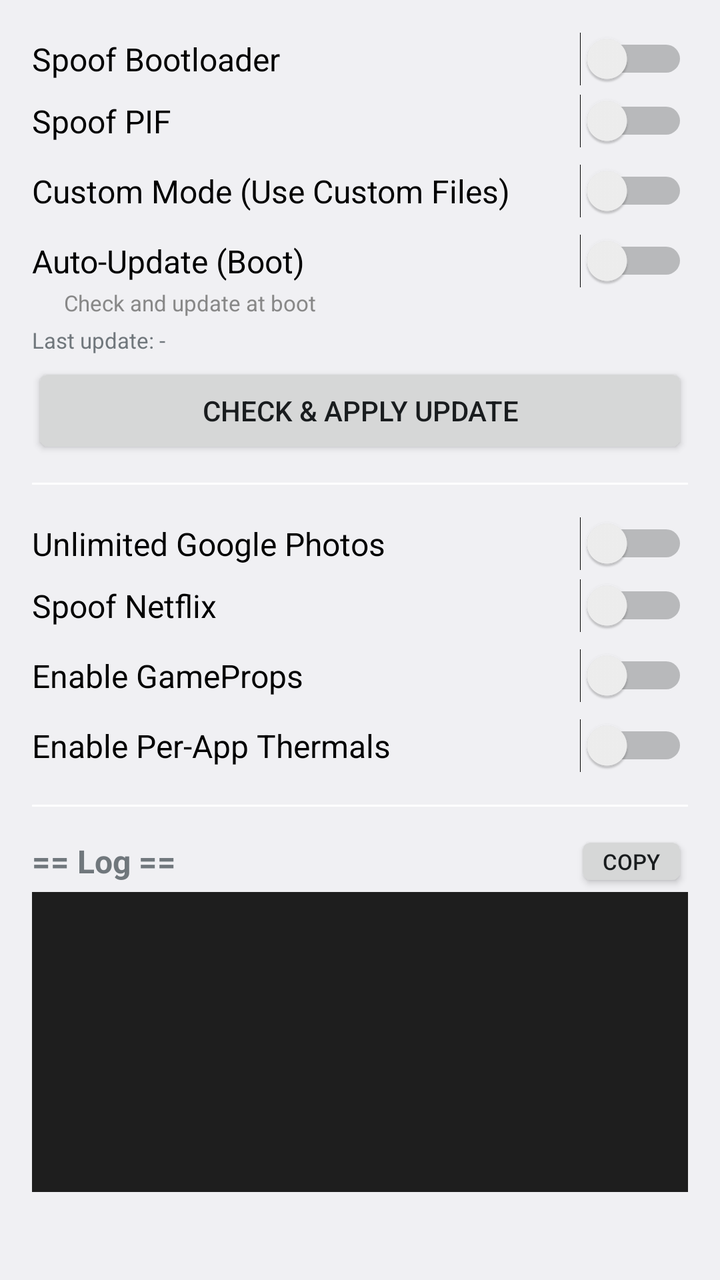
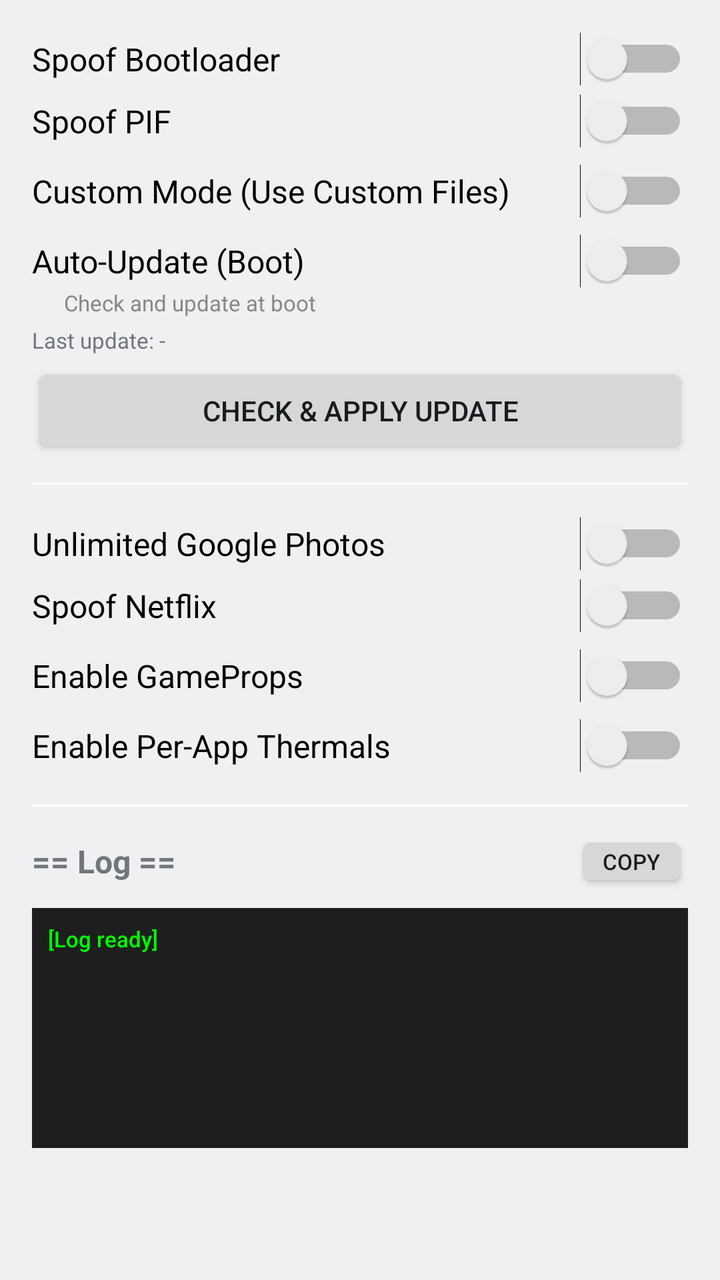

Compare the two renders of this Android layout. The source of the first and the diff that turns it into the second are given below.
<!-- AndroidManifest.xml: application theme android:Theme.DeviceDefault.Settings -->
<!-- res/layout/activity_main.xml -->
<?xml version="1.0" encoding="utf-8"?>
<LinearLayout xmlns:android="http://schemas.android.com/apk/res/android"
    android:layout_width="match_parent"
    android:layout_height="match_parent"
    android:orientation="vertical"
    android:padding="16dp">

    <ScrollView
        android:layout_width="match_parent"
        android:layout_height="0dp"
        android:layout_weight="1"
        android:scrollbars="none">

        <LinearLayout
            android:layout_width="match_parent"
            android:layout_height="wrap_content"
            android:orientation="vertical">

            
            <Switch
                android:id="@+id/switchBootloader"
                android:layout_width="match_parent"
                android:layout_height="wrap_content"
                android:text="Spoof Bootloader"
                android:textSize="16sp" />

            
            <Switch
                android:id="@+id/switchPIF"
                android:layout_width="match_parent"
                android:layout_height="wrap_content"
                android:layout_marginTop="4dp"
                android:text="Spoof PIF"
                android:textSize="16sp" />

            
            <Switch
                android:id="@+id/switchFinsky"
                android:layout_width="match_parent"
                android:layout_height="wrap_content"
                android:layout_marginStart="16dp"
                android:layout_marginTop="4dp"
                android:text="Spoof Play Store Fingerprint"
                android:textSize="14sp"
                android:visibility="gone" />

            
            <Switch
                android:id="@+id/switchCustom"
                android:layout_width="match_parent"
                android:layout_height="wrap_content"
                android:layout_marginTop="8dp"
                android:text="Custom Mode (Use Custom Files)"
                android:textSize="16sp" />

            <LinearLayout
                android:id="@+id/panelCustom"
                android:layout_width="match_parent"
                android:layout_height="wrap_content"
                android:orientation="vertical"
                android:visibility="gone">

                <Button
                    android:id="@+id/btnPickKeybox"
                    android:layout_width="match_parent"
                    android:layout_height="wrap_content"
                    android:text="Pick Custom Keybox"
                    android:textSize="14sp" />

                <TextView
                    android:id="@+id/tvKeyboxLastApply"
                    android:layout_width="wrap_content"
                    android:layout_height="wrap_content"
                    android:text="Last apply: -"
                    android:textSize="11sp" />

                <Button
                    android:id="@+id/btnPickPIF"
                    android:layout_width="match_parent"
                    android:layout_height="wrap_content"
                    android:layout_marginTop="4dp"
                    android:text="Pick Custom PIF"
                    android:textSize="14sp" />

                <TextView
                    android:id="@+id/tvPifLastApply"
                    android:layout_width="wrap_content"
                    android:layout_height="wrap_content"
                    android:text="Last apply: -"
                    android:textSize="11sp" />

                <EditText
                    android:id="@+id/etPifEditor"
                    android:layout_width="match_parent"
                    android:layout_height="150dp"
                    android:layout_marginTop="4dp"
                    android:background="#1E1E1E"
                    android:fadeScrollbars="true"
                    android:gravity="top"
                    android:inputType="textMultiLine"
                    android:padding="8dp"
                    android:scrollbars="vertical"
                    android:textColor="#FFFFFF"
                    android:textSize="12sp" />

                <Button
                    android:id="@+id/btnApplyCustom"
                    android:layout_width="match_parent"
                    android:layout_height="wrap_content"
                    android:layout_marginTop="4dp"
                    android:text="Apply Custom PIF"
                    android:textSize="14sp" />
            </LinearLayout>

            
            <LinearLayout
                android:id="@+id/panelAutoUpdate"
                android:layout_width="match_parent"
                android:layout_height="wrap_content"
                android:layout_marginTop="8dp"
                android:orientation="vertical">

                <Switch
                    android:id="@+id/switchAutoUpdate"
                    android:layout_width="match_parent"
                    android:layout_height="wrap_content"
                    android:text="Auto-Update (Boot)"
                    android:textSize="16sp" />

                <TextView
                    android:id="@+id/tvAutoUpdateInfo"
                    android:layout_width="wrap_content"
                    android:layout_height="wrap_content"
                    android:layout_marginStart="16dp"
                    android:text="Check and update at boot"
                    android:textSize="11sp"
                    android:textColor="#888888" />
            </LinearLayout>

            
            <TextView
                android:id="@+id/tvLastUpdate"
                android:layout_width="wrap_content"
                android:layout_height="wrap_content"
                android:layout_marginTop="4dp"
                android:text="Last update: -"
                android:textSize="11sp" />

            
            <Button
                android:id="@+id/btnCheckUpdate"
                android:layout_width="match_parent"
                android:layout_height="wrap_content"
                android:layout_marginTop="4dp"
                android:text="Check &amp; Apply Update"
                android:textSize="14sp" />

            
            <View
                android:layout_width="match_parent"
                android:layout_height="1dp"
                android:layout_marginTop="12dp"
                android:layout_marginBottom="8dp"
                android:background="#FFFFFF" />

            
            <Switch
                android:id="@+id/switchGPhotos"
                android:layout_width="match_parent"
                android:layout_height="wrap_content"
                android:layout_marginTop="8dp"
                android:text="Unlimited Google Photos"
                android:textSize="16sp" />

            
            <Switch
                android:id="@+id/switchNetflix"
                android:layout_width="match_parent"
                android:layout_height="wrap_content"
                android:layout_marginTop="4dp"
                android:text="Spoof Netflix"
                android:textSize="16sp" />

            
            <Switch
                android:id="@+id/switchGameProps"
                android:layout_width="match_parent"
                android:layout_height="wrap_content"
                android:layout_marginTop="8dp"
                android:text="Enable GameProps"
                android:textSize="16sp" />

            <LinearLayout
                android:id="@+id/panelGamePropsBtn"
                android:layout_width="match_parent"
                android:layout_height="wrap_content"
                android:layout_marginTop="4dp"
                android:orientation="horizontal"
                android:visibility="gone">

                <Button
                    android:id="@+id/btnGameProps"
                    android:layout_width="0dp"
                    android:layout_height="wrap_content"
                    android:layout_weight="1"
                    android:text="Edit App Config"
                    android:textSize="13sp" />

                <Button
                    android:id="@+id/btnDevices"
                    android:layout_width="0dp"
                    android:layout_height="wrap_content"
                    android:layout_weight="1"
                    android:text="Devices"
                    android:textSize="13sp" />

                <Button
                    android:id="@+id/btnResetGameProps"
                    android:layout_width="0dp"
                    android:layout_height="wrap_content"
                    android:layout_weight="1"
                    android:text="Reset"
                    android:textSize="13sp" />
            </LinearLayout>

            
            <Switch
                android:id="@+id/switchThermals"
                android:layout_width="match_parent"
                android:layout_height="wrap_content"
                android:layout_marginTop="8dp"
                android:text="Enable Per-App Thermals"
                android:textSize="16sp" />

            <LinearLayout
                android:id="@+id/panelThermalsBtn"
                android:layout_width="match_parent"
                android:layout_height="wrap_content"
                android:layout_marginTop="4dp"
                android:orientation="horizontal"
                android:visibility="gone">

                <Button
                    android:id="@+id/btnThermals"
                    android:layout_width="0dp"
                    android:layout_height="wrap_content"
                    android:layout_weight="1"
                    android:text="Edit Thermals"
                    android:textSize="13sp" />

                <Button
                    android:id="@+id/btnResetThermals"
                    android:layout_width="0dp"
                    android:layout_height="wrap_content"
                    android:layout_weight="1"
                    android:text="Reset"
                    android:textSize="13sp" />
            </LinearLayout>

            
            <View
                android:layout_width="match_parent"
                android:layout_height="1dp"
                android:layout_marginTop="16dp"
                android:layout_marginBottom="12dp"
                android:background="#FFFFFF" />

            
            <LinearLayout
                android:layout_width="match_parent"
                android:layout_height="wrap_content"
                android:gravity="center_vertical"
                android:orientation="horizontal">

                <TextView
                    android:layout_width="0dp"
                    android:layout_height="wrap_content"
                    android:layout_weight="1"
                    android:text="== Log =="
                    android:textSize="16sp"
                    android:textStyle="bold" />

                <Button
                    android:id="@+id/btnCopyLog"
                    style="?android:attr/buttonStyleSmall"
                    android:layout_width="wrap_content"
                    android:layout_height="wrap_content"
                    android:minWidth="0dp"
                    android:minHeight="0dp"
                    android:paddingLeft="14dp"
                    android:paddingTop="8dp"
                    android:paddingRight="14dp"
                    android:paddingBottom="8dp"
                    android:text="Copy"
                    android:textSize="11sp" />
            </LinearLayout>

   <EditText
    android:id="@+id/tvLog"
    android:layout_width="match_parent"
    android:layout_height="150dp"
    android:background="#1E1E1E"
    android:clickable="true"
    android:cursorVisible="false"
    android:focusable="true"
    android:gravity="top|start"
    android:inputType="textMultiLine"
    android:isScrollContainer="true"
    android:padding="8dp"
    android:scrollbars="vertical"
    android:textColor="#00FF00"
    android:textSize="11sp" />

        </LinearLayout>
    </ScrollView>
</LinearLayout>
<!-- resources referenced by this layout -->
<resources>

</resources>

<!-- the commit's change to res/layout/activity_main.xml (unified diff, before → after) -->
@@ -5,312 +5,312 @@
     android:orientation="vertical"
     android:padding="16dp">
 
-    <ScrollView
+    
+    <LinearLayout
         android:layout_width="match_parent"
         android:layout_height="0dp"
         android:layout_weight="1"
+        android:orientation="vertical"
         android:scrollbars="none">
 
-        <LinearLayout
-            android:layout_width="match_parent"
-            android:layout_height="wrap_content"
+        
+        <Switch
+            android:id="@+id/switchBootloader"
+            android:layout_width="match_parent"
+            android:layout_height="wrap_content"
+            android:text="Spoof Bootloader"
+            android:textSize="16sp" />
+
+        
+        <Switch
+            android:id="@+id/switchPIF"
+            android:layout_width="match_parent"
+            android:layout_height="wrap_content"
+            android:layout_marginTop="4dp"
+            android:text="Spoof PIF"
+            android:textSize="16sp" />
+
+        
+        <Switch
+            android:id="@+id/switchFinsky"
+            android:layout_width="match_parent"
+            android:layout_height="wrap_content"
+            android:layout_marginStart="16dp"
+            android:layout_marginTop="4dp"
+            android:text="Spoof Play Store Fingerprint"
+            android:textSize="14sp"
+            android:visibility="gone" />
+
+        
+        <Switch
+            android:id="@+id/switchCustom"
+            android:layout_width="match_parent"
+            android:layout_height="wrap_content"
+            android:layout_marginTop="8dp"
+            android:text="Custom Mode (Use Custom Files)"
+            android:textSize="16sp" />
+
+        <LinearLayout
+            android:id="@+id/panelCustom"
+            android:layout_width="match_parent"
+            android:layout_height="wrap_content"
+            android:orientation="vertical"
+            android:visibility="gone">
+
+            <Button
+                android:id="@+id/btnPickKeybox"
+                android:layout_width="match_parent"
+                android:layout_height="wrap_content"
+                android:text="Pick Custom Keybox"
+                android:textSize="14sp" />
+
+            <TextView
+                android:id="@+id/tvKeyboxLastApply"
+                android:layout_width="wrap_content"
+                android:layout_height="wrap_content"
+                android:text="Last apply: -"
+                android:textSize="11sp" />
+
+            <Button
+                android:id="@+id/btnPickPIF"
+                android:layout_width="match_parent"
+                android:layout_height="wrap_content"
+                android:layout_marginTop="4dp"
+                android:text="Pick Custom PIF"
+                android:textSize="14sp" />
+
+            <TextView
+                android:id="@+id/tvPifLastApply"
+                android:layout_width="wrap_content"
+                android:layout_height="wrap_content"
+                android:text="Last apply: -"
+                android:textSize="11sp" />
+
+            <EditText
+                android:id="@+id/etPifEditor"
+                android:layout_width="match_parent"
+                android:layout_height="150dp"
+                android:layout_marginTop="4dp"
+                android:background="#1E1E1E"
+                android:fadeScrollbars="true"
+                android:gravity="top"
+                android:inputType="textMultiLine"
+                android:padding="8dp"
+                android:scrollbars="vertical"
+                android:textColor="#FFFFFF"
+                android:textSize="12sp" />
+
+            <Button
+                android:id="@+id/btnApplyCustom"
+                android:layout_width="match_parent"
+                android:layout_height="wrap_content"
+                android:layout_marginTop="4dp"
+                android:text="Apply Custom PIF"
+                android:textSize="14sp" />
+        </LinearLayout>
+
+        
+        <LinearLayout
+            android:id="@+id/panelAutoUpdate"
+            android:layout_width="match_parent"
+            android:layout_height="wrap_content"
+            android:layout_marginTop="8dp"
             android:orientation="vertical">
 
-            
             <Switch
-                android:id="@+id/switchBootloader"
-                android:layout_width="match_parent"
-                android:layout_height="wrap_content"
-                android:text="Spoof Bootloader"
+                android:id="@+id/switchAutoUpdate"
+                android:layout_width="match_parent"
+                android:layout_height="wrap_content"
+                android:text="Auto-Update (Boot)"
                 android:textSize="16sp" />
 
-            
-            <Switch
-                android:id="@+id/switchPIF"
-                android:layout_width="match_parent"
-                android:layout_height="wrap_content"
-                android:layout_marginTop="4dp"
-                android:text="Spoof PIF"
-                android:textSize="16sp" />
-
-            
-            <Switch
-                android:id="@+id/switchFinsky"
-                android:layout_width="match_parent"
+            <TextView
+                android:id="@+id/tvAutoUpdateInfo"
+                android:layout_width="wrap_content"
                 android:layout_height="wrap_content"
                 android:layout_marginStart="16dp"
-                android:layout_marginTop="4dp"
-                android:text="Spoof Play Store Fingerprint"
-                android:textSize="14sp"
-                android:visibility="gone" />
-
-            
-            <Switch
-                android:id="@+id/switchCustom"
-                android:layout_width="match_parent"
-                android:layout_height="wrap_content"
-                android:layout_marginTop="8dp"
-                android:text="Custom Mode (Use Custom Files)"
-                android:textSize="16sp" />
-
-            <LinearLayout
-                android:id="@+id/panelCustom"
-                android:layout_width="match_parent"
-                android:layout_height="wrap_content"
-                android:orientation="vertical"
-                android:visibility="gone">
-
-                <Button
-                    android:id="@+id/btnPickKeybox"
-                    android:layout_width="match_parent"
-                    android:layout_height="wrap_content"
-                    android:text="Pick Custom Keybox"
-                    android:textSize="14sp" />
-
-                <TextView
-                    android:id="@+id/tvKeyboxLastApply"
-                    android:layout_width="wrap_content"
-                    android:layout_height="wrap_content"
-                    android:text="Last apply: -"
-                    android:textSize="11sp" />
-
-                <Button
-                    android:id="@+id/btnPickPIF"
-                    android:layout_width="match_parent"
-                    android:layout_height="wrap_content"
-                    android:layout_marginTop="4dp"
-                    android:text="Pick Custom PIF"
-                    android:textSize="14sp" />
-
-                <TextView
-                    android:id="@+id/tvPifLastApply"
-                    android:layout_width="wrap_content"
-                    android:layout_height="wrap_content"
-                    android:text="Last apply: -"
-                    android:textSize="11sp" />
-
-                <EditText
-                    android:id="@+id/etPifEditor"
-                    android:layout_width="match_parent"
-                    android:layout_height="150dp"
-                    android:layout_marginTop="4dp"
-                    android:background="#1E1E1E"
-                    android:fadeScrollbars="true"
-                    android:gravity="top"
-                    android:inputType="textMultiLine"
-                    android:padding="8dp"
-                    android:scrollbars="vertical"
-                    android:textColor="#FFFFFF"
-                    android:textSize="12sp" />
-
-                <Button
-                    android:id="@+id/btnApplyCustom"
-                    android:layout_width="match_parent"
-                    android:layout_height="wrap_content"
-                    android:layout_marginTop="4dp"
-                    android:text="Apply Custom PIF"
-                    android:textSize="14sp" />
-            </LinearLayout>
-
-            
-            <LinearLayout
-                android:id="@+id/panelAutoUpdate"
-                android:layout_width="match_parent"
-                android:layout_height="wrap_content"
-                android:layout_marginTop="8dp"
-                android:orientation="vertical">
-
-                <Switch
-                    android:id="@+id/switchAutoUpdate"
-                    android:layout_width="match_parent"
-                    android:layout_height="wrap_content"
-                    android:text="Auto-Update (Boot)"
-                    android:textSize="16sp" />
-
-                <TextView
-                    android:id="@+id/tvAutoUpdateInfo"
-                    android:layout_width="wrap_content"
-                    android:layout_height="wrap_content"
-                    android:layout_marginStart="16dp"
-                    android:text="Check and update at boot"
-                    android:textSize="11sp"
-                    android:textColor="#888888" />
-            </LinearLayout>
-
-            
+                android:text="Check and update at boot"
+                android:textSize="11sp"
+                android:textColor="#888888" />
+        </LinearLayout>
+
+        
+        <TextView
+            android:id="@+id/tvLastUpdate"
+            android:layout_width="wrap_content"
+            android:layout_height="wrap_content"
+            android:layout_marginTop="4dp"
+            android:text="Last update: -"
+            android:textSize="11sp" />
+
+        
+        <Button
+            android:id="@+id/btnCheckUpdate"
+            android:layout_width="match_parent"
+            android:layout_height="wrap_content"
+            android:layout_marginTop="4dp"
+            android:text="Check &amp; Apply Update"
+            android:textSize="14sp" />
+
+        
+        <View
+            android:layout_width="match_parent"
+            android:layout_height="1dp"
+            android:layout_marginTop="12dp"
+            android:layout_marginBottom="8dp"
+            android:background="#FFFFFF" />
+
+        
+        <Switch
+            android:id="@+id/switchGPhotos"
+            android:layout_width="match_parent"
+            android:layout_height="wrap_content"
+            android:layout_marginTop="8dp"
+            android:text="Unlimited Google Photos"
+            android:textSize="16sp" />
+
+        
+        <Switch
+            android:id="@+id/switchNetflix"
+            android:layout_width="match_parent"
+            android:layout_height="wrap_content"
+            android:layout_marginTop="4dp"
+            android:text="Spoof Netflix"
+            android:textSize="16sp" />
+
+        
+        <Switch
+            android:id="@+id/switchGameProps"
+            android:layout_width="match_parent"
+            android:layout_height="wrap_content"
+            android:layout_marginTop="8dp"
+            android:text="Enable GameProps"
+            android:textSize="16sp" />
+
+        <LinearLayout
+            android:id="@+id/panelGamePropsBtn"
+            android:layout_width="match_parent"
+            android:layout_height="wrap_content"
+            android:layout_marginTop="4dp"
+            android:orientation="horizontal"
+            android:visibility="gone">
+
+            <Button
+                android:id="@+id/btnGameProps"
+                android:layout_width="0dp"
+                android:layout_height="wrap_content"
+                android:layout_weight="1"
+                android:text="Edit App Config"
+                android:textSize="13sp" />
+
+            <Button
+                android:id="@+id/btnDevices"
+                android:layout_width="0dp"
+                android:layout_height="wrap_content"
+                android:layout_weight="1"
+                android:text="Devices"
+                android:textSize="13sp" />
+
+            <Button
+                android:id="@+id/btnResetGameProps"
+                android:layout_width="0dp"
+                android:layout_height="wrap_content"
+                android:layout_weight="1"
+                android:text="Reset"
+                android:textSize="13sp" />
+        </LinearLayout>
+
+        
+        <Switch
+            android:id="@+id/switchThermals"
+            android:layout_width="match_parent"
+            android:layout_height="wrap_content"
+            android:layout_marginTop="8dp"
+            android:text="Enable Per-App Thermals"
+            android:textSize="16sp" />
+
+        <LinearLayout
+            android:id="@+id/panelThermalsBtn"
+            android:layout_width="match_parent"
+            android:layout_height="wrap_content"
+            android:layout_marginTop="4dp"
+            android:orientation="horizontal"
+            android:visibility="gone">
+
+            <Button
+                android:id="@+id/btnThermals"
+                android:layout_width="0dp"
+                android:layout_height="wrap_content"
+                android:layout_weight="1"
+                android:text="Edit Thermals"
+                android:textSize="13sp" />
+
+            <Button
+                android:id="@+id/btnResetThermals"
+                android:layout_width="0dp"
+                android:layout_height="wrap_content"
+                android:layout_weight="1"
+                android:text="Reset"
+                android:textSize="13sp" />
+        </LinearLayout>
+
+        
+        <View
+            android:layout_width="match_parent"
+            android:layout_height="1dp"
+            android:layout_marginTop="16dp"
+            android:layout_marginBottom="12dp"
+            android:background="#FFFFFF" />
+
+        
+        <LinearLayout
+            android:layout_width="match_parent"
+            android:layout_height="wrap_content"
+            android:gravity="center_vertical"
+            android:orientation="horizontal">
+
             <TextView
-                android:id="@+id/tvLastUpdate"
+                android:layout_width="0dp"
+                android:layout_height="wrap_content"
+                android:layout_weight="1"
+                android:text="== Log =="
+                android:textSize="16sp"
+                android:textStyle="bold" />
+
+            <Button
+                android:id="@+id/btnCopyLog"
+                style="?android:attr/buttonStyleSmall"
                 android:layout_width="wrap_content"
                 android:layout_height="wrap_content"
-                android:layout_marginTop="4dp"
-                android:text="Last update: -"
+                android:minWidth="0dp"
+                android:minHeight="0dp"
+                android:paddingLeft="14dp"
+                android:paddingTop="8dp"
+                android:paddingRight="14dp"
+                android:paddingBottom="8dp"
+                android:text="Copy"
                 android:textSize="11sp" />
-
-            
-            <Button
-                android:id="@+id/btnCheckUpdate"
-                android:layout_width="match_parent"
-                android:layout_height="wrap_content"
-                android:layout_marginTop="4dp"
-                android:text="Check &amp; Apply Update"
-                android:textSize="14sp" />
-
-            
-            <View
-                android:layout_width="match_parent"
-                android:layout_height="1dp"
-                android:layout_marginTop="12dp"
-                android:layout_marginBottom="8dp"
-                android:background="#FFFFFF" />
-
-            
-            <Switch
-                android:id="@+id/switchGPhotos"
-                android:layout_width="match_parent"
-                android:layout_height="wrap_content"
-                android:layout_marginTop="8dp"
-                android:text="Unlimited Google Photos"
-                android:textSize="16sp" />
-
-            
-            <Switch
-                android:id="@+id/switchNetflix"
-                android:layout_width="match_parent"
-                android:layout_height="wrap_content"
-                android:layout_marginTop="4dp"
-                android:text="Spoof Netflix"
-                android:textSize="16sp" />
-
-            
-            <Switch
-                android:id="@+id/switchGameProps"
-                android:layout_width="match_parent"
-                android:layout_height="wrap_content"
-                android:layout_marginTop="8dp"
-                android:text="Enable GameProps"
-                android:textSize="16sp" />
-
-            <LinearLayout
-                android:id="@+id/panelGamePropsBtn"
-                android:layout_width="match_parent"
-                android:layout_height="wrap_content"
-                android:layout_marginTop="4dp"
-                android:orientation="horizontal"
-                android:visibility="gone">
-
-                <Button
-                    android:id="@+id/btnGameProps"
-                    android:layout_width="0dp"
-                    android:layout_height="wrap_content"
-                    android:layout_weight="1"
-                    android:text="Edit App Config"
-                    android:textSize="13sp" />
-
-                <Button
-                    android:id="@+id/btnDevices"
-                    android:layout_width="0dp"
-                    android:layout_height="wrap_content"
-                    android:layout_weight="1"
-                    android:text="Devices"
-                    android:textSize="13sp" />
-
-                <Button
-                    android:id="@+id/btnResetGameProps"
-                    android:layout_width="0dp"
-                    android:layout_height="wrap_content"
-                    android:layout_weight="1"
-                    android:text="Reset"
-                    android:textSize="13sp" />
-            </LinearLayout>
-
-            
-            <Switch
-                android:id="@+id/switchThermals"
-                android:layout_width="match_parent"
-                android:layout_height="wrap_content"
-                android:layout_marginTop="8dp"
-                android:text="Enable Per-App Thermals"
-                android:textSize="16sp" />
-
-            <LinearLayout
-                android:id="@+id/panelThermalsBtn"
-                android:layout_width="match_parent"
-                android:layout_height="wrap_content"
-                android:layout_marginTop="4dp"
-                android:orientation="horizontal"
-                android:visibility="gone">
-
-                <Button
-                    android:id="@+id/btnThermals"
-                    android:layout_width="0dp"
-                    android:layout_height="wrap_content"
-                    android:layout_weight="1"
-                    android:text="Edit Thermals"
-                    android:textSize="13sp" />
-
-                <Button
-                    android:id="@+id/btnResetThermals"
-                    android:layout_width="0dp"
-                    android:layout_height="wrap_content"
-                    android:layout_weight="1"
-                    android:text="Reset"
-                    android:textSize="13sp" />
-            </LinearLayout>
-
-            
-            <View
-                android:layout_width="match_parent"
-                android:layout_height="1dp"
-                android:layout_marginTop="16dp"
-                android:layout_marginBottom="12dp"
-                android:background="#FFFFFF" />
-
-            
-            <LinearLayout
-                android:layout_width="match_parent"
-                android:layout_height="wrap_content"
-                android:gravity="center_vertical"
-                android:orientation="horizontal">
-
-                <TextView
-                    android:layout_width="0dp"
-                    android:layout_height="wrap_content"
-                    android:layout_weight="1"
-                    android:text="== Log =="
-                    android:textSize="16sp"
-                    android:textStyle="bold" />
-
-                <Button
-                    android:id="@+id/btnCopyLog"
-                    style="?android:attr/buttonStyleSmall"
-                    android:layout_width="wrap_content"
-                    android:layout_height="wrap_content"
-                    android:minWidth="0dp"
-                    android:minHeight="0dp"
-                    android:paddingLeft="14dp"
-                    android:paddingTop="8dp"
-                    android:paddingRight="14dp"
-                    android:paddingBottom="8dp"
-                    android:text="Copy"
-                    android:textSize="11sp" />
-            </LinearLayout>
-
-   <EditText
-    android:id="@+id/tvLog"
-    android:layout_width="match_parent"
-    android:layout_height="150dp"
-    android:background="#1E1E1E"
-    android:clickable="true"
-    android:cursorVisible="false"
-    android:focusable="true"
-    android:gravity="top|start"
-    android:inputType="textMultiLine"
-    android:isScrollContainer="true"
-    android:padding="8dp"
-    android:scrollbars="vertical"
-    android:textColor="#00FF00"
-    android:textSize="11sp" />
-
-        </LinearLayout>
-    </ScrollView>
+        </LinearLayout>
+
+        
+        <EditText
+            android:id="@+id/tvLog"
+            android:layout_width="match_parent"
+            android:layout_height="120dp"
+            android:layout_marginTop="8dp"
+            android:background="#1E1E1E"
+            android:gravity="top"
+            android:padding="8dp"
+            android:scrollbars="vertical"
+            android:text="[Log ready]"
+            android:textColor="#00FF00"
+            android:textSize="11sp"
+            android:inputType="textMultiLine"
+            android:cursorVisible="false"
+            android:focusable="false"
+            android:focusableInTouchMode="false"
+            android:textIsSelectable="true"
+            android:longClickable="false" />
+
+    </LinearLayout>
 </LinearLayout>
